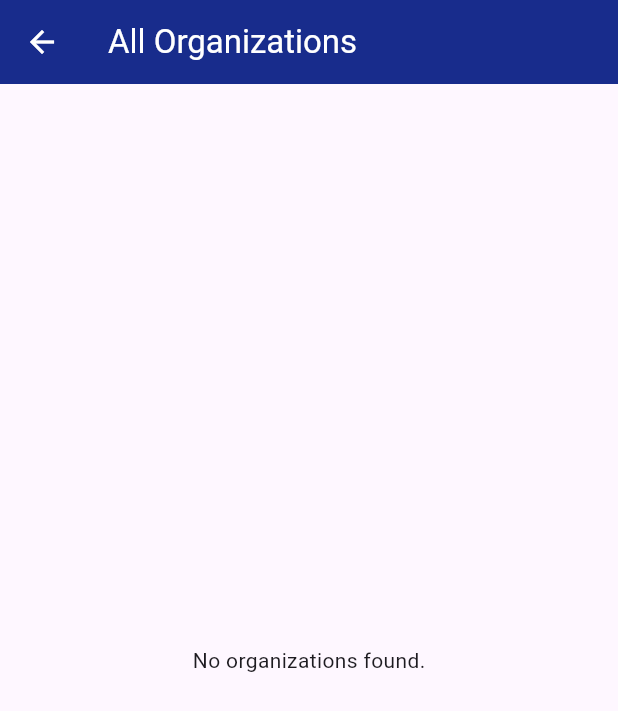
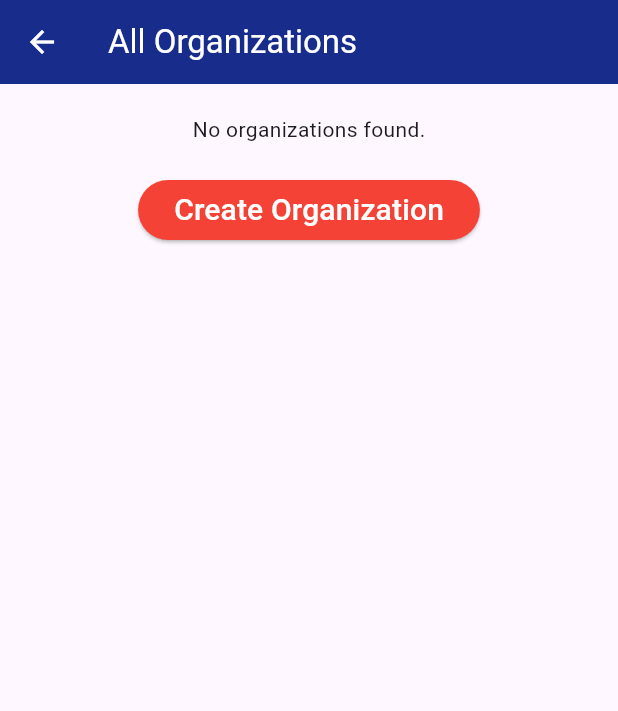
Before and after one commit to KristyleModin/UniVents_Website, a Flutter app: the ViewAllOrganizationsPage screen opened directly, on a phone screen of 412 x 824 dp. Shown: the top 711 px of the screen. Run offline on Flutter 3.47's test engine with Material 3 defaults, Android fonts, the phone set to English and light mode, and no system bars; our stand-ins replace cloud_firestore, firebase_auth, firebase_core, firebase_storage, google_sign_in, shared_preferences; missing offline and left inert: dart:html; accounts and stored records are empty.

Commit message:
Create temporary "Create Organization" button

```diff
--- a/lib/src/views/public/view_all_organizations_page.dart
+++ b/lib/src/views/public/view_all_organizations_page.dart
@@ -1,6 +1,7 @@
 import 'package:cloud_firestore/cloud_firestore.dart';
 import 'package:flutter/material.dart';
 import 'package:univents/src/views/customwidgets/organizations_cards.dart';
+import 'package:univents/src/views/public/create_organization.dart';
 
 class ViewAllOrganizationsPage extends StatefulWidget {
   const ViewAllOrganizationsPage({super.key, required List<OrganizationCard> organizations});
@@ -38,7 +39,9 @@ class _ViewAllOrganizationsPageState extends State<ViewAllOrganizationsPage> {
         ),
         backgroundColor: const Color(0xFF182C8C),
       ),
-      body: Padding(
+      body: Column(
+        children: [
+          Padding(
             padding: const EdgeInsets.all(20),
             child: FutureBuilder<List<OrganizationCard>>(
               future: _futureOrganizationCardsCards,
@@ -62,6 +65,28 @@ class _ViewAllOrganizationsPageState extends State<ViewAllOrganizationsPage> {
               },
             ),
           ),
+
+          ElevatedButton(
+          style: ElevatedButton.styleFrom(
+            backgroundColor: Colors.red,
+          ),
+          onPressed: () {
+            Navigator.push(
+              context,
+              MaterialPageRoute(builder: (context) => const CreateOrganization()),
+            );
+          },
+          child: Text(
+            'Create Organization',
+            style: TextStyle(
+              color: Colors.white,
+              fontSize: 20,
+              fontStyle: FontStyle.normal,
+            ),
+          ),
+        ),
+        ],
+      ),
     );
   }
 }
```
Lines whose indentation alone changed are shown as unchanged.
